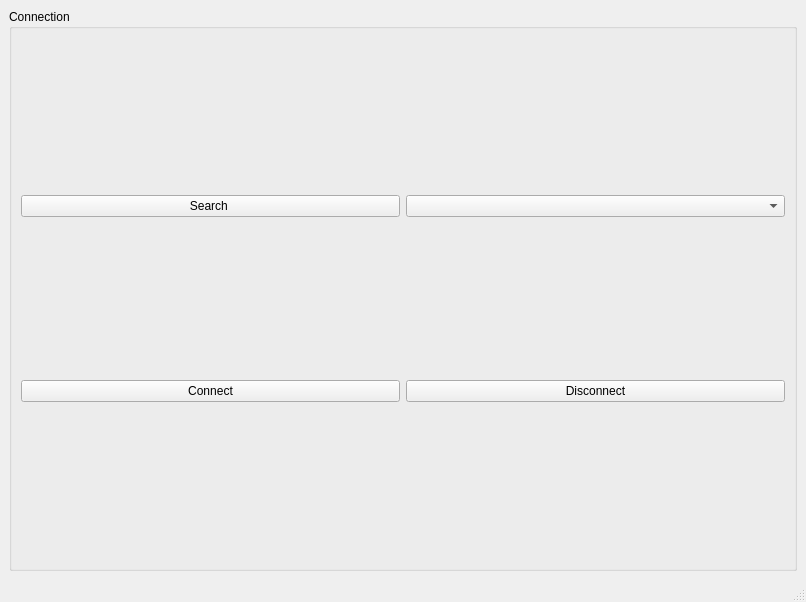
This is Qt_module/mainwindow.ui in HKrecki/WDVS_Project as Qt 5 draws it before an edit. The edited form follows.
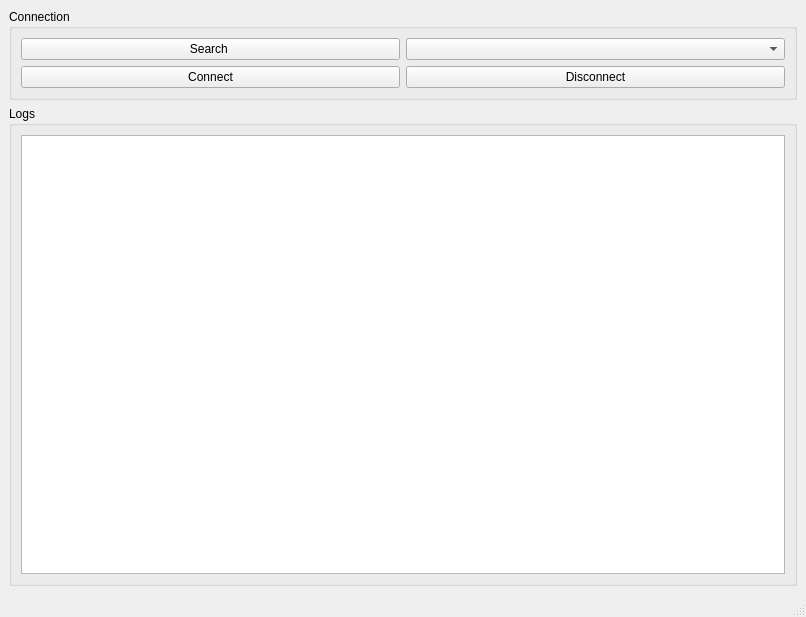
This is the edited form.

Commit message: Implementacja nawiązania i zerwania połączenia z urządzeniem

The edit to the form file:
```diff
--- a/Qt_module/mainwindow.ui
+++ b/Qt_module/mainwindow.ui
@@ -7,14 +7,14 @@
     <x>0</x>
     <y>0</y>
     <width>806</width>
-    <height>602</height>
+    <height>617</height>
    </rect>
   </property>
   <property name="windowTitle">
    <string>MainWindow</string>
   </property>
   <widget class="QWidget" name="centralwidget">
-   <layout class="QGridLayout" name="gridLayout">
+   <layout class="QGridLayout" name="gridLayout_3">
     <item row="0" column="0">
      <widget class="QGroupBox" name="ConnectionGroupBox">
       <property name="title">
@@ -28,6 +28,9 @@
          </property>
         </widget>
        </item>
+       <item row="0" column="1">
+        <widget class="QComboBox" name="DevicesComboBox"/>
+       </item>
        <item row="1" column="0">
         <widget class="QPushButton" name="ConnectPushButton">
          <property name="text">
@@ -42,8 +45,17 @@
          </property>
         </widget>
        </item>
-       <item row="0" column="1">
-        <widget class="QComboBox" name="DevicesComboBox"/>
+      </layout>
+     </widget>
+    </item>
+    <item row="1" column="0">
+     <widget class="QGroupBox" name="LogGroupBox">
+      <property name="title">
+       <string>Logs</string>
+      </property>
+      <layout class="QGridLayout" name="gridLayout">
+       <item row="0" column="0">
+        <widget class="QTextEdit" name="LogsTextEdit"/>
        </item>
       </layout>
      </widget>
```
The commit also changes 2 other files.
